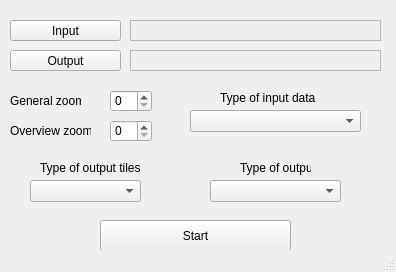
First picture: the form in gui/gui.ui, repository cuulee/gdal2mbtiles, before the edit.
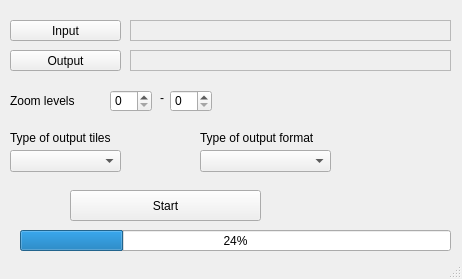
Second picture: the form after the edit.

Commit message: pre-Alpha of Pre-Alpha raw GUI

```diff
--- a/gui/gui.ui
+++ b/gui/gui.ui
@@ -6,8 +6,8 @@
    <rect>
     <x>0</x>
     <y>0</y>
-    <width>396</width>
-    <height>272</height>
+    <width>462</width>
+    <height>279</height>
    </rect>
   </property>
   <property name="windowTitle">
@@ -43,7 +43,7 @@
    <widget class="QSpinBox" name="spinbox_general">
     <property name="geometry">
      <rect>
-      <x>110</x>
+      <x>170</x>
       <y>90</y>
       <width>42</width>
       <height>22</height>
@@ -54,27 +54,17 @@
     <property name="geometry">
      <rect>
       <x>110</x>
-      <y>120</y>
+      <y>90</y>
       <width>42</width>
       <height>22</height>
      </rect>
     </property>
    </widget>
-   <widget class="QComboBox" name="combobox_type_input">
-    <property name="geometry">
-     <rect>
-      <x>190</x>
-      <y>110</y>
-      <width>171</width>
-      <height>22</height>
-     </rect>
-    </property>
-   </widget>
    <widget class="QComboBox" name="combobox_type_output_tiles">
     <property name="geometry">
      <rect>
-      <x>30</x>
-      <y>180</y>
+      <x>10</x>
+      <y>150</y>
       <width>111</width>
       <height>22</height>
      </rect>
@@ -93,40 +83,14 @@
      </rect>
     </property>
     <property name="text">
-     <string>General zoom</string>
-    </property>
-   </widget>
-   <widget class="QLabel" name="label_overview_level">
-    <property name="geometry">
-     <rect>
-      <x>10</x>
-      <y>120</y>
-      <width>81</width>
-      <height>21</height>
-     </rect>
-    </property>
-    <property name="text">
-     <string>Overview zoom</string>
-    </property>
-   </widget>
-   <widget class="QLabel" name="label_type_input">
-    <property name="geometry">
-     <rect>
-      <x>220</x>
-      <y>90</y>
-      <width>101</width>
-      <height>16</height>
-     </rect>
-    </property>
-    <property name="text">
-     <string>Type of input data</string>
+     <string>Zoom levels</string>
     </property>
    </widget>
    <widget class="QLabel" name="label_type_output">
     <property name="geometry">
      <rect>
-      <x>40</x>
-      <y>160</y>
+      <x>10</x>
+      <y>130</y>
       <width>111</width>
       <height>16</height>
      </rect>
@@ -138,8 +102,8 @@
    <widget class="QPushButton" name="pushbutton_start">
     <property name="geometry">
      <rect>
-      <x>100</x>
-      <y>220</y>
+      <x>70</x>
+      <y>190</y>
       <width>191</width>
       <height>31</height>
      </rect>
@@ -151,8 +115,8 @@
    <widget class="QComboBox" name="combobox_type_output">
     <property name="geometry">
      <rect>
-      <x>210</x>
-      <y>180</y>
+      <x>200</x>
+      <y>150</y>
       <width>131</width>
       <height>22</height>
      </rect>
@@ -161,14 +125,14 @@
    <widget class="QLabel" name="label_output_file">
     <property name="geometry">
      <rect>
-      <x>240</x>
-      <y>160</y>
-      <width>71</width>
+      <x>200</x>
+      <y>130</y>
+      <width>121</width>
       <height>16</height>
      </rect>
     </property>
     <property name="text">
-     <string>Type of output</string>
+     <string>Type of output format</string>
     </property>
    </widget>
    <widget class="QLabel" name="label_output">
@@ -176,7 +140,7 @@
      <rect>
       <x>130</x>
       <y>50</y>
-      <width>251</width>
+      <width>321</width>
       <height>21</height>
      </rect>
     </property>
@@ -192,7 +156,7 @@
      <rect>
       <x>130</x>
       <y>20</y>
-      <width>251</width>
+      <width>321</width>
       <height>21</height>
      </rect>
     </property>
@@ -203,6 +167,32 @@
      <string/>
     </property>
    </widget>
+   <widget class="QProgressBar" name="progressBar">
+    <property name="geometry">
+     <rect>
+      <x>20</x>
+      <y>230</y>
+      <width>431</width>
+      <height>21</height>
+     </rect>
+    </property>
+    <property name="value">
+     <number>24</number>
+    </property>
+   </widget>
+   <widget class="QLabel" name="dash_zoom">
+    <property name="geometry">
+     <rect>
+      <x>160</x>
+      <y>90</y>
+      <width>16</width>
+      <height>16</height>
+     </rect>
+    </property>
+    <property name="text">
+     <string>-</string>
+    </property>
+   </widget>
   </widget>
   <widget class="QStatusBar" name="statusbar"/>
  </widget>
```
The commit also changes 2 other files.
